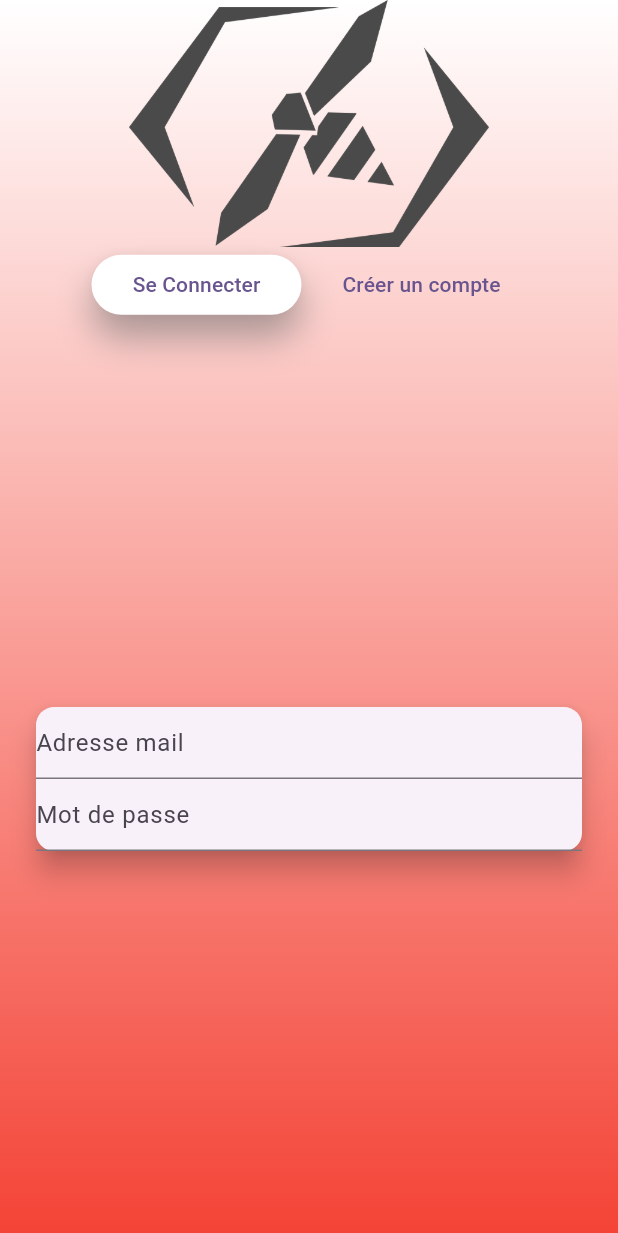
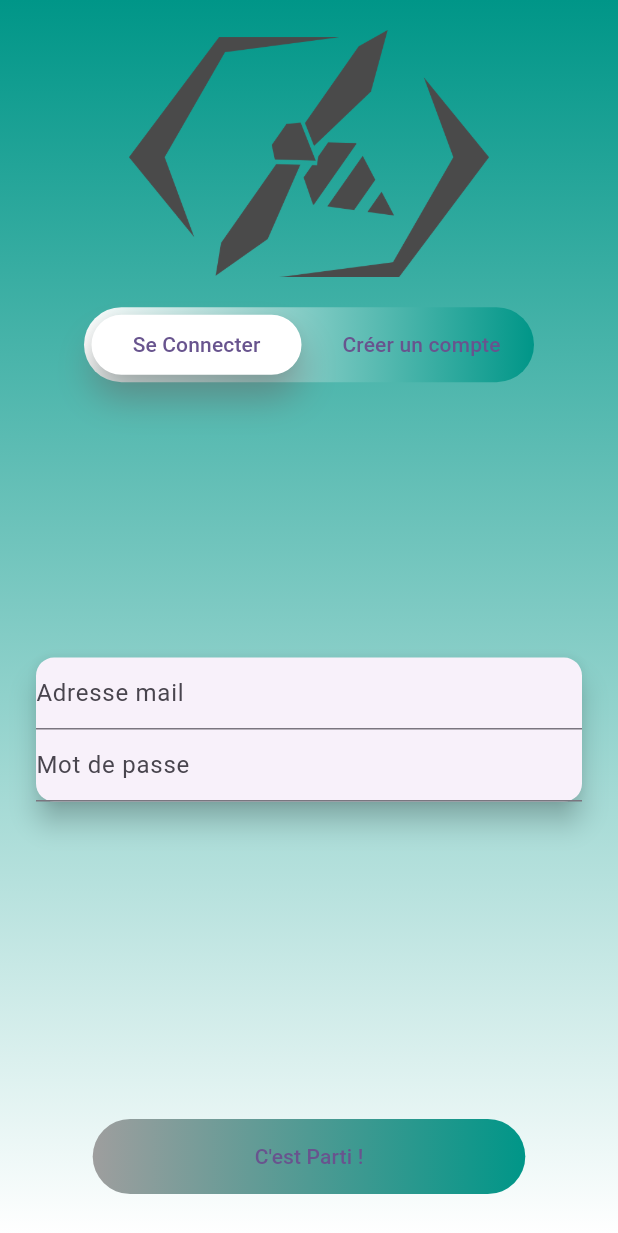
Before and after one commit to jeromeHamilka/socialnetwork, a Flutter app: the screen it shows after launch, on a phone screen of 412 x 824 dp. Shown: the top 1233 px of the screen. Run offline on Flutter 3.47's test engine with Material 2 defaults, Android fonts, the phone set to English and light mode, and no system bars; our stand-ins replace cloud_firestore, firebase_auth, firebase_core; accounts and stored records are empty.

Commit message:
feature auth complete

```diff
--- a/lib/controller/auth_controller.dart
+++ b/lib/controller/auth_controller.dart
@@ -1,10 +1,13 @@
 import 'package:flutter/material.dart';
+import 'package:socialnetwork/model/color_theme.dart';
 import 'package:socialnetwork/util/images.dart';
 
 import '../custom_widget/my_gradient.dart';
 import '../custom_widget/my_textField.dart';
 import '../custom_widget/padding_with.dart';
+import '../model/alert_helper.dart';
 import '../model/my_painter.dart';
+import '../util/firebase_handler.dart';
 
 class AuthController extends StatefulWidget {
   const AuthController({Key? key}) : super(key: key);
@@ -53,11 +56,11 @@ class _AuthControllerState extends State<AuthController> {
             hideKeyboard();
           },
           child: Container(
-            //decoration: MyGradient(startColor: ColorTheme().pointer(), endColor: ColorTheme().base(), horizontal: false),
             decoration: MyGradient(
-                startColor: Colors.white,
-                endColor: Colors.red,
-                horizontal: false),
+              startColor: ColorTheme().pointer(),
+              endColor: ColorTheme().base(),
+              horizontal: false,
+            ),
             width: MediaQuery.of(context).size.width,
             height: (MediaQuery.of(context).size.height > 700)
                 ? MediaQuery.of(context).size.height
@@ -65,9 +68,11 @@ class _AuthControllerState extends State<AuthController> {
             child: SafeArea(
               child: Column(
                 children: [
-                  Image.asset(
-                    logoImage,
-                    height: MediaQuery.of(context).size.height / 5,
+                  PaddingWith(
+                    child: Image.asset(
+                      logoImage,
+                      height: MediaQuery.of(context).size.height / 5,
+                    ),
                   ),
                   logOrCreateButtons(),
                   Expanded(
@@ -80,6 +85,21 @@ class _AuthControllerState extends State<AuthController> {
                       ],
                     ),
                   ),
+                  PaddingWith(
+                      child: TextButton(
+                          onPressed: () {
+                            authToFirebase();
+                          },
+                          child: Container(
+                            height: 50,
+                            width: MediaQuery.of(context).size.width * 0.7,
+                            decoration: MyGradient(
+                                horizontal: true,
+                                radius: 25,
+                                startColor: ColorTheme().accent(),
+                                endColor: ColorTheme().pointer()),
+                            child: const Center(child: Text("C'est Parti !")),
+                          )))
                 ],
               ),
             ),
@@ -91,12 +111,11 @@ class _AuthControllerState extends State<AuthController> {
 
   Widget logOrCreateButtons() {
     return Container(
-      // decoration: MyGradient(
-      //     horizontal: true,
-      //     startColor: ColorTheme().base(),
-      //     endColor: ColorTheme().pointer(),
-      //     radius: 25
-      // ),
+      decoration: MyGradient(
+          horizontal: true,
+          startColor: ColorTheme().base(),
+          endColor: ColorTheme().pointer(),
+          radius: 25),
       width: 300,
       height: 50,
       child: CustomPaint(
@@ -160,4 +179,35 @@ class _AuthControllerState extends State<AuthController> {
       ),
     );
   }
+
+  authToFirebase() {
+    hideKeyboard();
+    bool signIn = (_pageController.page == 0);
+    String name = _name.text;
+    String surname = _surname.text;
+    String mail = _mail.text;
+    String pwd  = _password.text;
+
+    if ((validText(mail)) && (validText(pwd))) {
+      if (signIn) {
+        //Methode vers Firebase
+        FirebaseHandler().signIn(mail, pwd);
+      } else {
+        if ((validText(name)) && (validText(surname))) {
+          //Méthode vers Firebase
+          FirebaseHandler().createUser(mail, pwd, name, surname);
+        } else {
+          //Alerte nom et prénom
+          AlertHelper().error(context, "Nom ou prénom inexistant");
+        }
+      }
+    } else {
+      //Alerte utilisateur pas de mail ou mot de passe
+      AlertHelper().error(context, "Mot de passe ou mail inexistant");
+    }
+  }
+
+  bool validText(String string) {
+    return (string.isNotEmpty && string != "");
+  }
 }
--- a/lib/main.dart
+++ b/lib/main.dart
@@ -5,7 +5,7 @@ import 'package:flutter/material.dart';
 import 'controller/auth_controller.dart';
 import 'controller/main_controller.dart';
 
-void main()  async {
+void main() async {
   WidgetsFlutterBinding.ensureInitialized();
   await Firebase.initializeApp();
   runApp(const MyApp());
@@ -14,22 +14,21 @@ void main()  async {
 class MyApp extends StatelessWidget {
   const MyApp({super.key});
 
-  // This widget is the root of your application.
   @override
   Widget build(BuildContext context) {
     return MaterialApp(
       debugShowCheckedModeBanner: false,
       title: 'Flutter Demo',
       theme: ThemeData(
-
         colorScheme: ColorScheme.fromSeed(seedColor: Colors.deepPurple),
         useMaterial3: true,
       ),
       home: StreamBuilder<User?>(
         stream: FirebaseAuth.instance.userChanges(),
         builder: (BuildContext context, snapshot) {
-          //return (snapshot.hasData) ? MainController(memberUid: snapshot.data!.uid) : const AuthController();
-          return (snapshot.hasData) ? const MainController() : const AuthController();
+          return (snapshot.hasData)
+              ? MainController(memberUid: snapshot.data!.uid)
+              : const AuthController();
         },
       ),
     );
--- /dev/null
+++ b/lib/model/color_theme.dart
@@ -0,0 +1,24 @@
+
+import 'package:flutter/material.dart';
+
+class ColorTheme {
+
+  //Sans le Context
+  bool isDarkMode() {
+    final window = WidgetsBinding.instance.window;
+    final mode = MediaQueryData.fromView(window).platformBrightness;
+    return (mode == Brightness.dark);
+  }
+
+  //Avec le Context
+  bool isDarkModeWithContext(BuildContext context) {
+    final mode = MediaQuery.of(context).platformBrightness;
+    return (mode == Brightness.dark);
+  }
+
+  Color pointer() => Colors.teal;
+  Color base() => (isDarkMode()) ? const Color.fromRGBO(33, 33, 33, 1) : Colors.white;
+  Color accent() => (isDarkMode()) ? Colors.grey : Colors.grey;
+  Color textColor() => (isDarkMode()) ? Colors.white: Colors.black;
+
+}
```
Also changed, not shown: lib/controller/loading_controller.dart (added, +12 -0 lines), lib/controller/main_controller.dart (+45 -9 lines), lib/model/Member.dart (added, +39 -0 lines), lib/model/alert_helper.dart (added, +31 -0 lines), lib/util/adduser.dart (added, +37 -0 lines), lib/util/constants.dart (added, +36 -0 lines), lib/util/firebase_handler.dart (added, +61 -0 lines), 4 other files.
